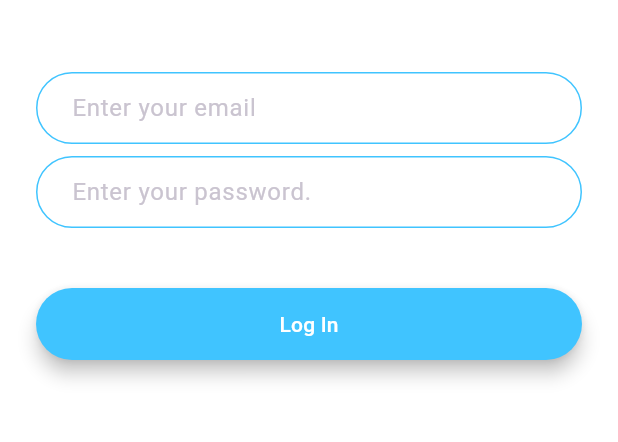
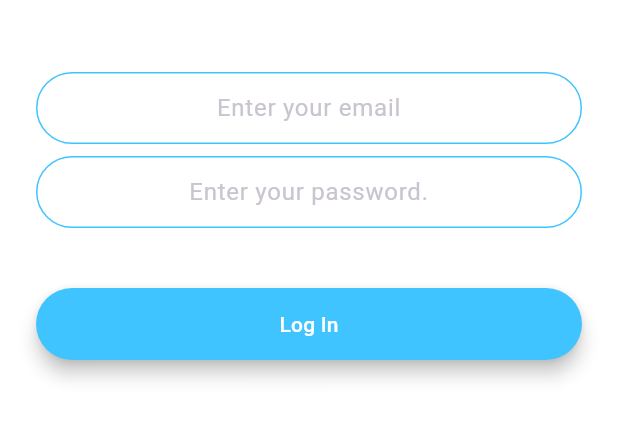
Before and after one commit to Eka1984/flash-chat-flutter, a Flutter app: the screen it shows after launch, after a tap on "Log In", on a phone screen of 412 x 824 dp, the part 576-1018 px from its top. Run offline on Flutter 3.47's test engine with Material 3 defaults, Android fonts, the phone set to English and light mode, and no system bars; our stand-ins replace animated_text_kit.

Commit message:
style text fields in register and log in screens

```diff
--- a/lib/screens/login_screen.dart
+++ b/lib/screens/login_screen.dart
@@ -31,6 +31,11 @@ class _LoginScreenState extends State<LoginScreen> {
               height: 48.0,
             ),
             TextField(
+              keyboardType: TextInputType.emailAddress,
+              textAlign: TextAlign.center,
+              style: TextStyle(
+                color: Colors.black,
+              ),
               onChanged: (value) {
                 //Do something with the user input.
               },
@@ -57,6 +62,11 @@ class _LoginScreenState extends State<LoginScreen> {
               height: 8.0,
             ),
             TextField(
+              obscureText: true,
+              textAlign: TextAlign.center,
+              style: TextStyle(
+                color: Colors.black,
+              ),
               onChanged: (value) {
                 //Do something with the user input.
               },
```
